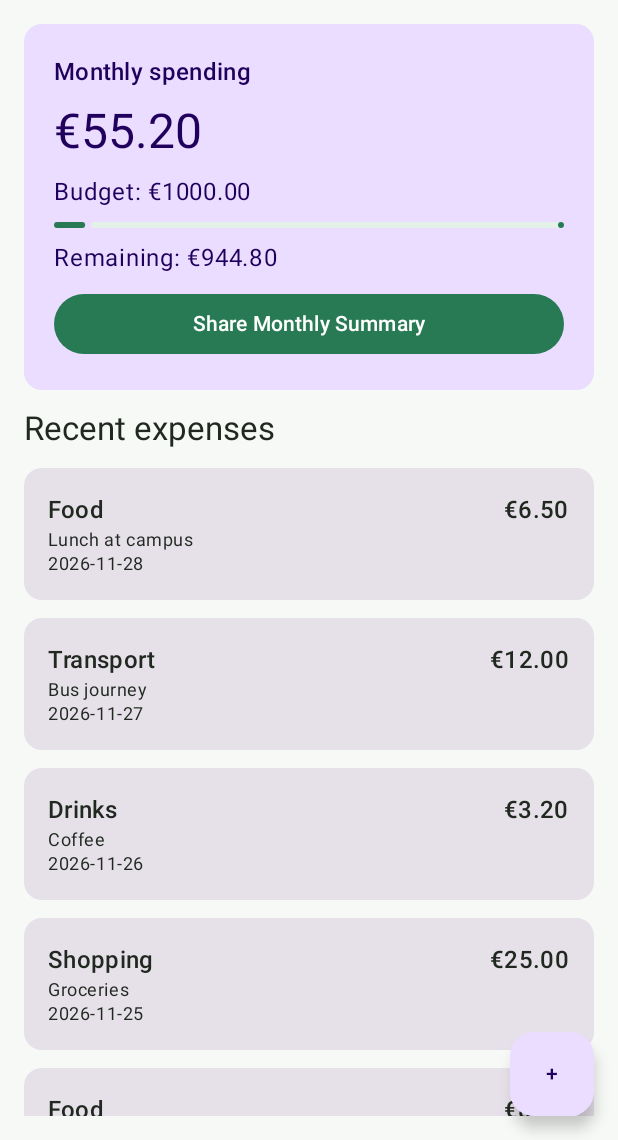
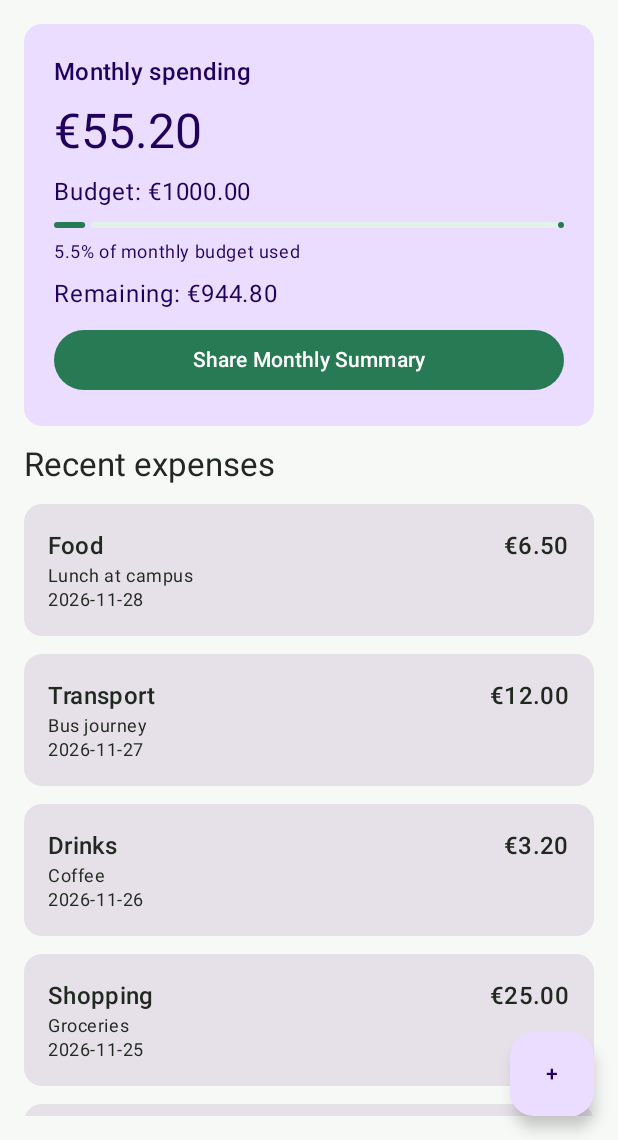
Before and after one commit to adarshpandit-004/Android-Project-3134329, an Android app built with Jetpack Compose: the @Preview function SpendMapPreview, on a phone screen of 412 x 824 dp, the part 96-1236 px from its top. Run offline under Robolectric (Android 15) with nearby library versions, the phone set to English and light mode, and no system bars.

Commit message:
Displayed the monthly budget usage percentage alongside the spending summary which shows exact percentage of the budget used and highlighting it in the warning color whenever spending exceeds 100%.

```diff
--- a/SpendMap/app/src/main/java/ie/example/spendmap/HomeScreen.kt
+++ b/SpendMap/app/src/main/java/ie/example/spendmap/HomeScreen.kt
@@ -261,6 +261,9 @@ fun HomeScreen(
     val budgetProgress = (totalSpent / monthlyBudget)
         .toFloat()
         .coerceIn(0f, 1f)
+    // Calculate the real percentage, including values above 100%.
+    // Unlike the progress bar, this value is not capped.
+    val budgetPercentage = (totalSpent / monthlyBudget) * 100
 
     // Display the map while keeping the existing expense list in this screen's state.
     if (showSpendingMap) {
@@ -399,6 +402,15 @@ fun HomeScreen(
                                 trackColor = MaterialTheme.colorScheme.surfaceVariant
                             )
 
+                            Text(
+                                text = "%.1f%% of monthly budget used".format(budgetPercentage),
+                                style = MaterialTheme.typography.bodySmall,
+                                color = if (remainingBudget < 0) {
+                                    MaterialTheme.colorScheme.error
+                                } else {
+                                    MaterialTheme.colorScheme.onPrimaryContainer
+                                }
+                            )
                             Text(
                                 text = if (remainingBudget >= 0) {
                                     "Remaining: €%.2f".format(remainingBudget)
```
